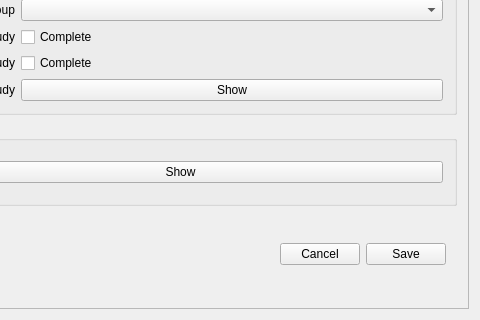
Above: gui/view_member.ui from BoraYang/onnuri before the change; both pictures show x 119 to 599 and y 512 to 832 of the 599 by 832 pixel window. Below: the same form after it.
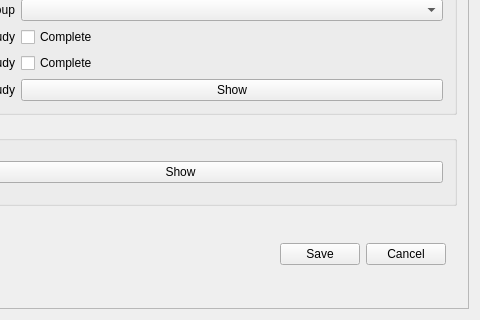
That is the form after the change.

What changed in the file:
```diff
--- a/gui/view_member.ui
+++ b/gui/view_member.ui
@@ -458,16 +458,16 @@
            </spacer>
           </item>
           <item>
-           <widget class="QPushButton" name="btn_cancel">
+           <widget class="QPushButton" name="btn_save">
             <property name="text">
-             <string>Cancel</string>
+             <string>Save</string>
             </property>
            </widget>
           </item>
           <item>
-           <widget class="QPushButton" name="btn_save">
+           <widget class="QPushButton" name="btn_cancel">
             <property name="text">
-             <string>Save</string>
+             <string>Cancel</string>
             </property>
            </widget>
           </item>
```
